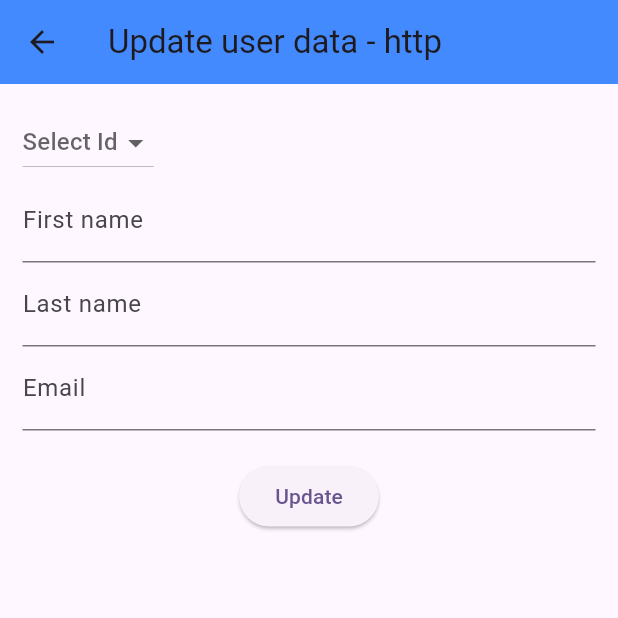
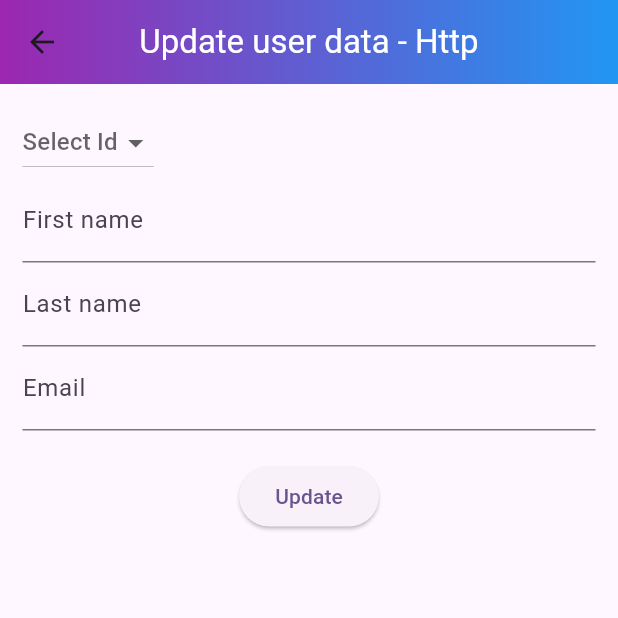
Before and after one commit to koptodev012/API-Handling-Project-http-dio-, a Flutter app: the screen it shows after launch, after a tap on "UPDATE", on a phone screen of 412 x 824 dp, the top half of it. Run offline on Flutter 3.47's test engine with Material 3 defaults, Android fonts, the phone set to English and light mode, and no system bars; our stand-ins replace dio; network calls fail.

Commit message:
add gradient color on appbar

```diff
--- a/lib/dashboard.dart
+++ b/lib/dashboard.dart
@@ -7,7 +7,6 @@ import 'package:api_integration_flutter/view/using%20htttp/deleteData_http_scree
 import 'package:api_integration_flutter/view/using%20htttp/fetchingData_http_screen.dart';
 import 'package:api_integration_flutter/view/using%20htttp/updateData_http_screen.dart';
 import 'package:flutter/material.dart';
-
 
 class Dashboard extends StatefulWidget {
   const Dashboard({super.key});
@@ -27,10 +26,26 @@ class _DashboardState extends State<Dashboard> {
     // ==================================
 
     return Scaffold(
+      // appBar: AppBar(
+      //   title: const Text("Dashboard"),
+      //   backgroundColor: Colors.amber,
+      // ),
       appBar: AppBar(
-        title: const Text("Dashboard"),
-        backgroundColor: Colors.amber,
+        title: Text(
+          'Dashboard',
+          style: TextStyle(color: Colors.white),
+        ),
+        flexibleSpace: Container(
+          decoration: BoxDecoration(
+            gradient: LinearGradient(
+              begin: Alignment.topCenter,
+              end: Alignment.bottomCenter,
+              colors: [Colors.black, Colors.blue],
+            ),
+          ),
+        ),
       ),
+
       body: Padding(
         padding: const EdgeInsets.all(20.0),
         child: Row(
@@ -43,7 +58,10 @@ class _DashboardState extends State<Dashboard> {
                   style: TextStyle(
                       fontSize: 25,
                       fontWeight: FontWeight.bold,
-                      color: Colors.red),
+                      color: Colors.black),
+                ),
+                SizedBox(
+                  height: 20,
                 ),
                 ElevatedButton(
                     onPressed: () {
@@ -74,7 +92,10 @@ class _DashboardState extends State<Dashboard> {
                   style: TextStyle(
                       fontSize: 25,
                       fontWeight: FontWeight.bold,
-                      color: Colors.red),
+                      color: Colors.black),
+                ),
+                SizedBox(
+                  height: 20,
                 ),
                 ElevatedButton(
                     onPressed: () {
--- a/lib/view/using htttp/updateData_http_screen.dart
+++ b/lib/view/using htttp/updateData_http_screen.dart
@@ -76,10 +76,19 @@ class _UpdateDataHttpState extends State<UpdateDataHttp> {
   Widget build(BuildContext context) {
     print(_number_tickets_total);
     return Scaffold(
-      appBar: AppBar(
-        title: Text("Update user data - http"),
-        backgroundColor: Colors.blueAccent,
-      ),
+     appBar: AppBar(
+          title: Text(
+            "Update user data - Http",
+            style: TextStyle(color: Colors.white),
+          ),
+          centerTitle: true,
+          flexibleSpace: Container(
+            decoration: BoxDecoration(
+                gradient: LinearGradient(
+                    begin: Alignment.centerLeft,
+                    end: Alignment.centerRight,
+                    colors: <Color>[Colors.purple, Colors.blue])),
+          )),
       body: Padding(
         padding: const EdgeInsets.all(15.0),
         child: Form(
```
Also changed, not shown: lib/view/using dio/addData_dio_screen.dart (+12 -3 lines), lib/view/using dio/deleteData_dio_screen.dart (+13 -4 lines), lib/view/using dio/fetchingData_dio_screen.dart (+13 -4 lines), lib/view/using dio/updateData_dio_screen.dart (+12 -3 lines), lib/view/using htttp/addData_http_screen.dart (+13 -5 lines), lib/view/using htttp/deleteData_http_screen.dart (+12 -3 lines), lib/view/using htttp/fetchingData_http_screen.dart (+13 -4 lines).
